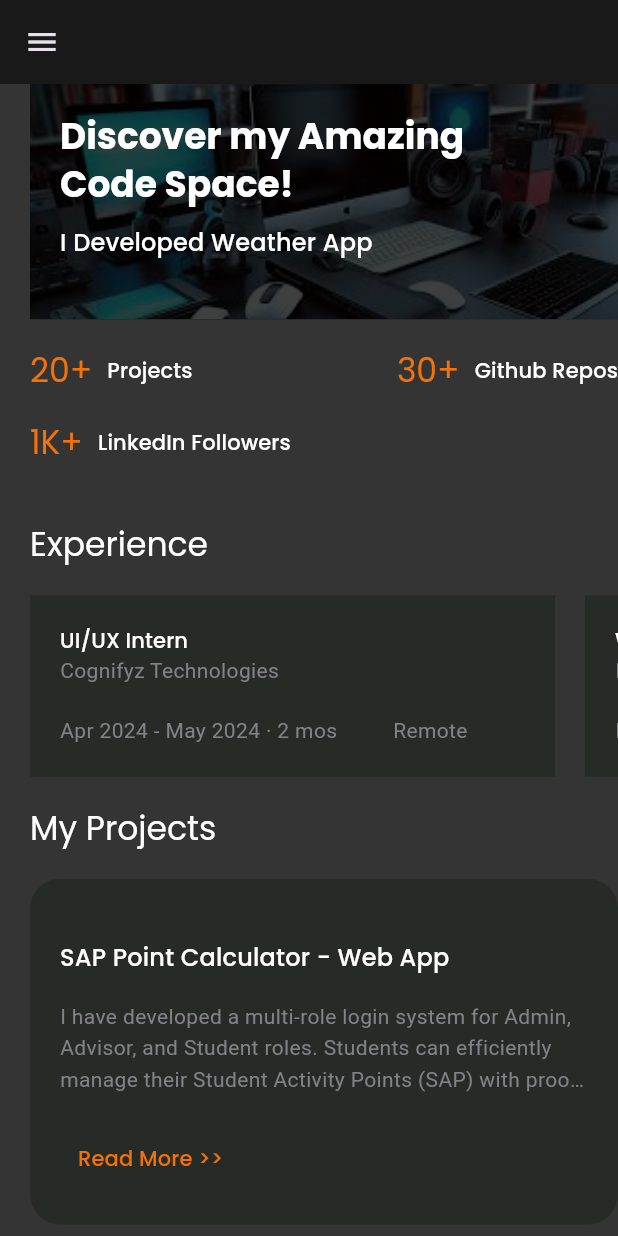
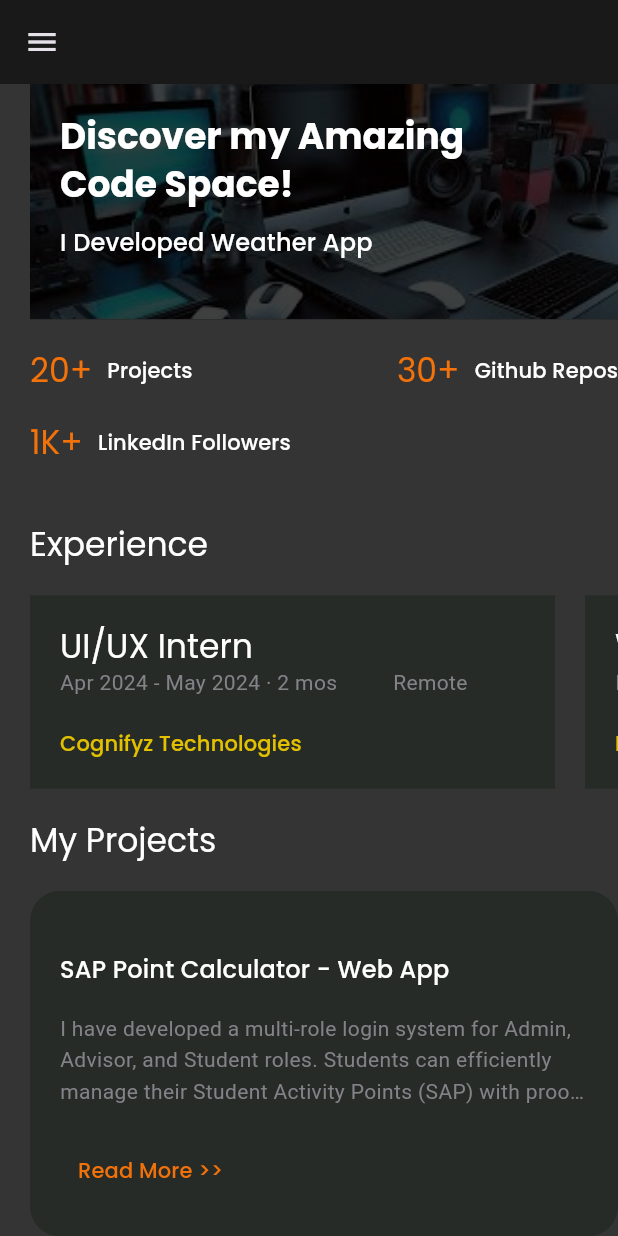
Before and after one commit to GiridharanS1729/flutter-portfolio, a Flutter app: the screen it shows after launch, on a phone screen of 412 x 824 dp. Run offline on Flutter 3.47's test engine with Material 3 defaults, Android fonts, the phone set to English and light mode, and no system bars; drawn by our look-alikes of animated_text_kit; our stand-ins replace flutter_svg, google_fonts.

Commit message:
290520240430

```diff
--- a/lib/constants.dart
+++ b/lib/constants.dart
@@ -6,6 +6,7 @@ const darkColor = Color.fromARGB(0, 0, 0, 0);
 const bodyTextColor = Color(0xFF828288);
 const bgColor = Color(0xDC141414);
 const exp = Color(0xFF64F403);
+const txtColor = Color(0xFFE3C100);
 
 const defaultPadding = 20.0;
 const defaultDuration = Duration(seconds: 1);
--- a/lib/main.dart
+++ b/lib/main.dart
@@ -14,7 +14,7 @@ class MyApp extends StatelessWidget {
   Widget build(BuildContext context) {
     return MaterialApp(
       debugShowCheckedModeBanner: false,
-      title: 'Flutter Demo',
+      title: 'GiridharanS Portfolio',
       theme: ThemeData.dark().copyWith(
         primaryColor: primaryColor,
         scaffoldBackgroundColor: bgColor,
--- a/lib/screens/home/components/my_projects.dart
+++ b/lib/screens/home/components/my_projects.dart
@@ -29,7 +29,16 @@ class MyProjects extends StatelessWidget {
             crossAxisCount: 2,
           ),
           tablet: ProjectsGridView(childAspectRatio: .8),
-            desktop: ProjectsGridView())
+          desktop: ProjectsGridView(),
+        ),
+        const SizedBox(height: defaultPadding),
+        Center(
+          child: Text(
+            "Copyright©️2024 Giridharan S",
+            style: Theme.of(context).textTheme.titleMedium,
+          ),
+        ),
+        const SizedBox(height: defaultPadding),
       ],
     );
   }
--- a/lib/screens/home/expr_card.dart
+++ b/lib/screens/home/expr_card.dart
@@ -22,16 +22,22 @@ class ExprCard extends StatelessWidget {
         children: [
           Text(
             expr.titel!,
-            style: Theme.of(context).textTheme.titleSmall,
+            style: Theme.of(context).textTheme.titleLarge,
           ),
-          Text(expr.company!),
-          const SizedBox(height: defaultPadding),
+
           Text(
             expr.durs!,
             maxLines: 4,
             overflow: TextOverflow.ellipsis,
             style: TextStyle(height: 1.5),
           ),
+
+          const SizedBox(height: defaultPadding),
+          Text(
+            expr.company!,
+            style: Theme.of(context).textTheme.titleSmall?.copyWith(color: txtColor),
+            // color: txtColor,
+          ),
         ],
       ),
     );
```
Also changed, not shown: 1 other file. Lines whose indentation alone changed are shown as unchanged.
